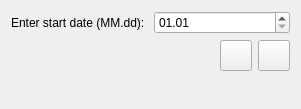
Old version of the form SIM-VICUS/src/SVDBScheduleCreatePeriod.ui in the repository ghorwin/SIM-VICUS.
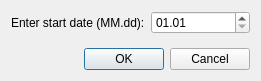
New version of the form. Icons and pictures are not drawn.

```diff
--- a/SIM-VICUS/src/SVDBScheduleCreatePeriod.ui
+++ b/SIM-VICUS/src/SVDBScheduleCreatePeriod.ui
@@ -6,24 +6,15 @@
    <rect>
     <x>0</x>
     <y>0</y>
-    <width>301</width>
-    <height>109</height>
+    <width>261</width>
+    <height>81</height>
    </rect>
   </property>
   <property name="windowTitle">
    <string>Start day for period ...</string>
   </property>
-  <layout class="QVBoxLayout" name="verticalLayout">
-   <item>
-    <layout class="QHBoxLayout" name="horizontalLayout">
-     <item>
-      <widget class="QLabel" name="label">
-       <property name="text">
-        <string>Enter start date (MM.dd):</string>
-       </property>
-      </widget>
-     </item>
-     <item>
+  <layout class="QGridLayout" name="gridLayout">
+   <item row="0" column="1">
       <widget class="QDateEdit" name="dateEdit">
        <property name="maximumDate">
         <date>
@@ -44,54 +35,21 @@
        </property>
       </widget>
      </item>
-    </layout>
-   </item>
-   <item>
-    <layout class="QHBoxLayout" name="horizontalLayout_2">
-     <item>
-      <spacer name="horizontalSpacer">
-       <property name="orientation">
-        <enum>Qt::Horizontal</enum>
-       </property>
-       <property name="sizeHint" stdset="0">
-        <size>
-         <width>303</width>
-         <height>20</height>
-        </size>
-       </property>
-      </spacer>
-     </item>
-     <item>
-      <widget class="QToolButton" name="toolButtonApply">
-       <property name="icon">
-        <iconset resource="../resources/SIM-VICUS.qrc">
-         <normaloff>:/gfx/actions/16x16/ok.png</normaloff>:/gfx/actions/16x16/ok.png</iconset>
-       </property>
-       <property name="iconSize">
-        <size>
-         <width>24</width>
-         <height>24</height>
-        </size>
-       </property>
-      </widget>
-     </item>
-     <item>
-      <widget class="QToolButton" name="toolButtonRemove">
-       <property name="icon">
-        <iconset resource="../resources/SIM-VICUS.qrc">
-         <normaloff>:/gfx/actions/16x16/error.png</normaloff>:/gfx/actions/16x16/error.png</iconset>
-       </property>
-       <property name="iconSize">
-        <size>
-         <width>24</width>
-         <height>24</height>
-        </size>
-       </property>
-      </widget>
-     </item>
-    </layout>
-   </item>
-   <item>
+   <item row="2" column="0" colspan="2">
+    <widget class="QDialogButtonBox" name="buttonBox">
+     <property name="standardButtons">
+      <set>QDialogButtonBox::Cancel|QDialogButtonBox::Ok</set>
+     </property>
+    </widget>
+   </item>
+   <item row="0" column="0">
+    <widget class="QLabel" name="label">
+     <property name="text">
+      <string>Enter start date (MM.dd):</string>
+     </property>
+    </widget>
+   </item>
+   <item row="1" column="0">
     <spacer name="verticalSpacer">
      <property name="orientation">
       <enum>Qt::Vertical</enum>
@@ -99,7 +57,7 @@
      <property name="sizeHint" stdset="0">
       <size>
        <width>20</width>
-       <height>15</height>
+       <height>40</height>
       </size>
      </property>
     </spacer>
```
Left out of the diff: 8 changed lines with no effect on the pictures. Lines whose indentation alone changed are shown as unchanged.
